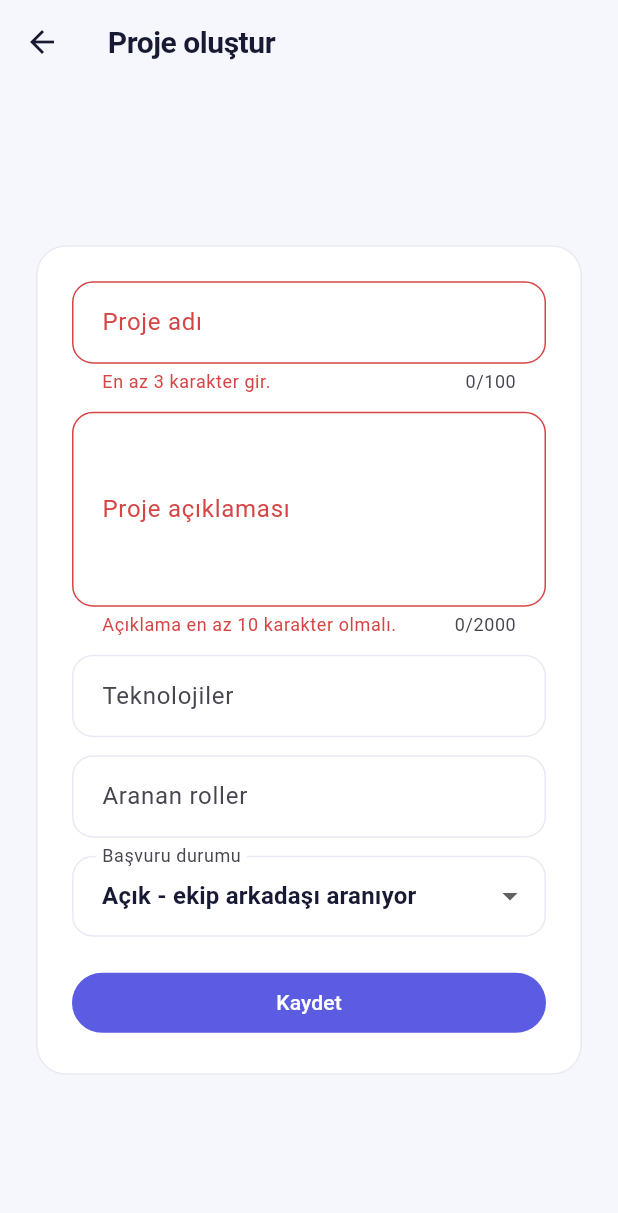
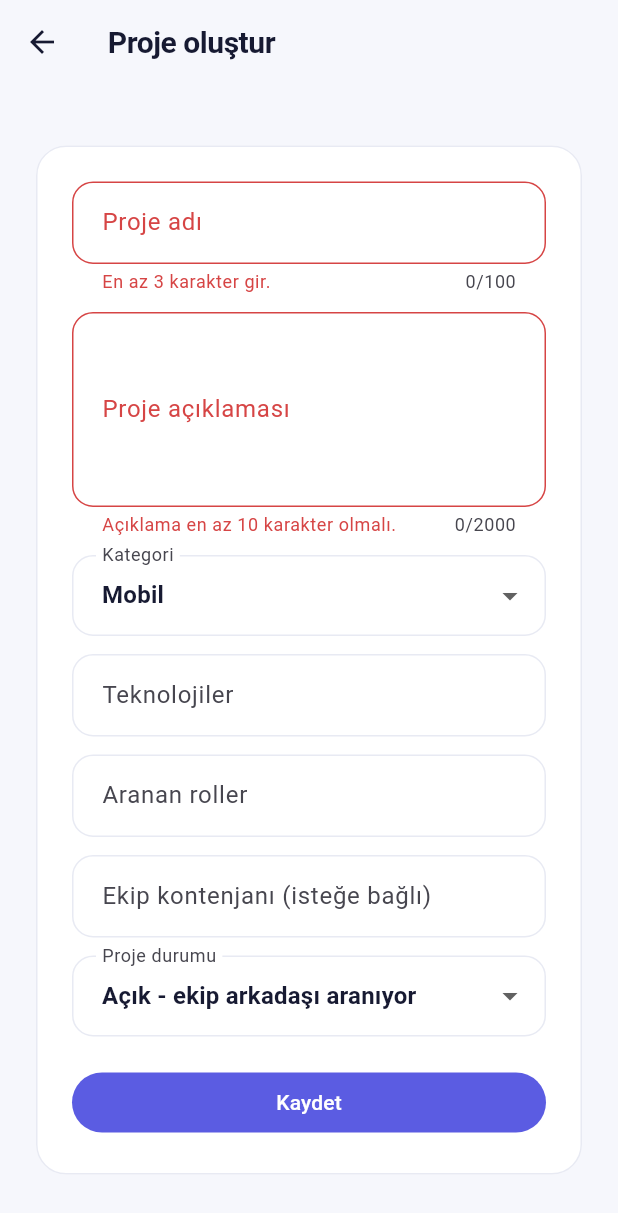
Before and after one commit to GDG-on-Campus-Sakarya/DevHub, a Flutter app: the CreateProjectScreen screen opened by its route, after a tap on "Kaydet", on a phone screen of 412 x 824 dp. Shown: the top 1213 px of the screen. Run offline on Flutter 3.47's test engine with Material 3 defaults, Android fonts, the phone set to English and light mode, and no system bars; our stand-ins replace cloud_firestore, firebase_auth, firebase_core; accounts and stored records are empty; statements that could not run were skipped.

Commit message:
proje olusturma ve duzenleme ekranina kategori ve kontenjan eklendi

```diff
--- a/lib/screens/projects/create_project_screen.dart
+++ b/lib/screens/projects/create_project_screen.dart
@@ -1,12 +1,14 @@
 import 'package:flutter/material.dart';
+import 'package:flutter/services.dart';
 
 import '../../models/project.dart';
 import '../../services/project_service.dart';
 
 class CreateProjectScreen extends StatefulWidget {
-  const CreateProjectScreen({super.key, this.project});
+  const CreateProjectScreen({super.key, this.project, this.service});
 
   final Project? project;
+  final ProjectService? service;
 
   @override
   State<CreateProjectScreen> createState() => _CreateProjectScreenState();
@@ -18,10 +20,12 @@ class _CreateProjectScreenState extends State<CreateProjectScreen> {
   final _description = TextEditingController();
   final _technologies = TextEditingController();
   final _roles = TextEditingController();
-  final _service = ProjectService();
+  final _capacity = TextEditingController();
+  late final ProjectService _service = widget.service ?? ProjectService();
 
   bool _saving = false;
   String _status = Project.statusOpen;
+  String _category = Project.categories.first;
 
   @override
   void initState() {
@@ -32,7 +36,14 @@ class _CreateProjectScreenState extends State<CreateProjectScreen> {
       _description.text = project.description;
       _technologies.text = project.technologies.join(', ');
       _roles.text = project.neededRoles.join(', ');
+      if (project.capacity != null && project.capacity! > 0) {
+        _capacity.text = project.capacity.toString();
+      }
       _status = project.status;
+      if (project.category != null &&
+          Project.categories.contains(project.category)) {
+        _category = project.category!;
+      }
     }
   }
 
@@ -42,6 +53,7 @@ class _CreateProjectScreenState extends State<CreateProjectScreen> {
     _description.dispose();
     _technologies.dispose();
     _roles.dispose();
+    _capacity.dispose();
     super.dispose();
   }
 
@@ -52,18 +64,27 @@ class _CreateProjectScreenState extends State<CreateProjectScreen> {
       .toSet()
       .toList();
 
+  int? _parseCapacity() {
+    final text = _capacity.text.trim();
+    if (text.isEmpty) return null;
+    return int.tryParse(text);
+  }
+
   Future<void> _save() async {
     if (!_form.currentState!.validate()) return;
     setState(() => _saving = true);
 
     try {
       final project = widget.project;
+      final capacity = _parseCapacity();
       if (project == null) {
         await _service.createProject(
           title: _title.text,
           description: _description.text,
           technologies: _parseList(_technologies.text),
           neededRoles: _parseList(_roles.text),
+          category: _category,
+          capacity: capacity,
           status: _status,
         );
       } else {
@@ -73,6 +94,9 @@ class _CreateProjectScreenState extends State<CreateProjectScreen> {
             description: _description.text.trim(),
             technologies: _parseList(_technologies.text),
             neededRoles: _parseList(_roles.text),
+            category: _category,
+            capacity: capacity,
+            clearCapacity: capacity == null,
             status: _status,
           ),
         );
@@ -95,9 +119,13 @@ class _CreateProjectScreenState extends State<CreateProjectScreen> {
 
   @override
   Widget build(BuildContext context) {
+    final project = widget.project;
+    final isEditing = project != null;
+    final minCapacity = isEditing ? project.memberIds.length : 1;
+
     return Scaffold(
       appBar: AppBar(
-        title: Text(widget.project == null ? 'Proje oluştur' : 'Projeyi düzenle'),
+        title: Text(isEditing ? 'Projeyi düzenle' : 'Proje oluştur'),
       ),
       body: Center(
         child: SingleChildScrollView(
@@ -132,6 +160,18 @@ class _CreateProjectScreenState extends State<CreateProjectScreen> {
                             : null,
                       ),
                       const SizedBox(height: 12),
+                      DropdownButtonFormField<String>(
+                        initialValue: _category,
+                        decoration: const InputDecoration(labelText: 'Kategori'),
+                        items: [
+                          for (final cat in Project.categories)
+                            DropdownMenuItem(value: cat, child: Text(cat)),
+                        ],
+                        onChanged: (value) => setState(
+                          () => _category = value ?? Project.categories.first,
+                        ),
+                      ),
+                      const SizedBox(height: 12),
                       TextFormField(
                         controller: _technologies,
                         decoration: const InputDecoration(
@@ -148,9 +188,30 @@ class _CreateProjectScreenState extends State<CreateProjectScreen> {
                         ),
                       ),
                       const SizedBox(height: 12),
+                      TextFormField(
+                        controller: _capacity,
+                        keyboardType: TextInputType.number,
+                        inputFormatters: [FilteringTextInputFormatter.digitsOnly],
+                        decoration: const InputDecoration(
+                          labelText: 'Ekip kontenjanı (isteğe bağlı)',
+                          hintText: 'Örn: 5',
+                        ),
+                        validator: (value) {
+                          if (value == null || value.trim().isEmpty) return null;
+                          final parsed = int.tryParse(value.trim());
+                          if (parsed == null || parsed < 1) {
+                            return 'Kontenjan en az 1 olmalıdır.';
+                          }
+                          if (parsed < minCapacity) {
+                            return 'Kontenjan mevcut üye sayısından ($minCapacity) az olamaz.';
+                          }
+                          return null;
+                        },
+                      ),
+                      const SizedBox(height: 12),
                       DropdownButtonFormField<String>(
                         initialValue: _status,
-                        decoration: const InputDecoration(labelText: 'Başvuru durumu'),
+                        decoration: const InputDecoration(labelText: 'Proje durumu'),
                         items: const [
                           DropdownMenuItem(
                             value: Project.statusOpen,
@@ -158,7 +219,11 @@ class _CreateProjectScreenState extends State<CreateProjectScreen> {
                           ),
                           DropdownMenuItem(
                             value: Project.statusClosed,
-                            child: Text('Kapalı'),
+                            child: Text('Kapalı - başvurular durduruldu'),
+                          ),
+                          DropdownMenuItem(
+                            value: Project.statusCompleted,
+                            child: Text('Tamamlandı'),
                           ),
                         ],
                         onChanged: (value) => setState(
```
